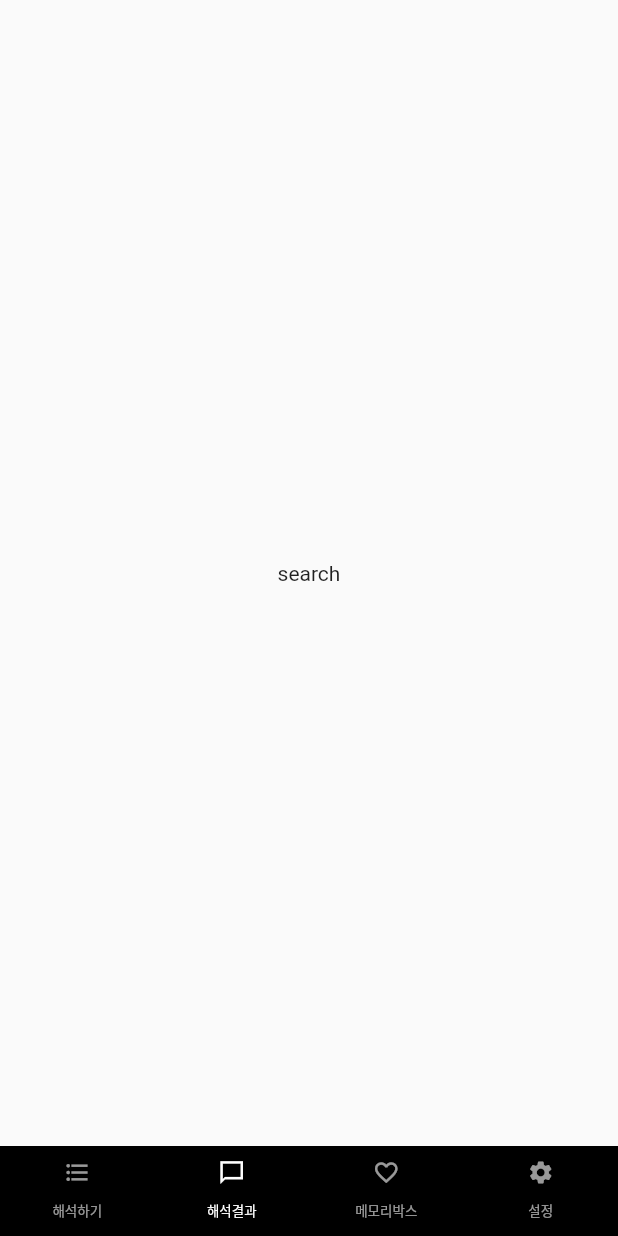
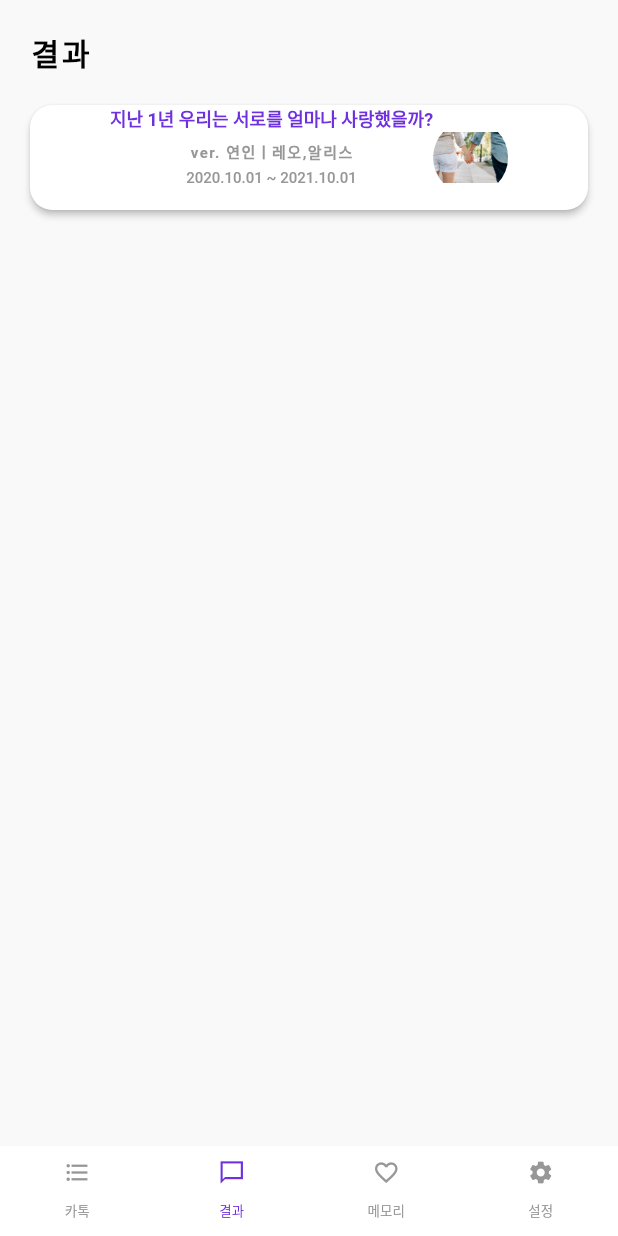
Before and after one commit to meannnj/katalkhae, a Flutter app: the screen it shows after launch, item 2 of the bottom bar chosen, on a phone screen of 412 x 824 dp. Run offline on Flutter 3.47's test engine with Material 2 defaults, Android fonts, the phone set to English and light mode, and no system bars; our stand-ins replace file_picker.

Commit message:
ui 변경

```diff
--- a/lib/main.dart
+++ b/lib/main.dart
@@ -6,6 +6,7 @@ import 'package:flutter/material.dart';
 import 'package:katalkhae/screens/main_screen.dart';
 import 'package:katalkhae/config/palette.dart';
 import 'package:katalkhae/screens/more_screen.dart';
+import 'package:katalkhae/screens/result_screen.dart';
 import 'package:katalkhae/widget/bottom_bar.dart';
 
 void main() => runApp(const MyApp());
@@ -30,9 +31,7 @@ class MyApp extends StatelessWidget {
             children: [
               const ItemScreen(),
               //HomeScreen(),
-              const Center(
-                child: Text('search'),
-              ),
+              const ResultScreen(),
               const Center(
                 child: Text('save'),
               ),
--- a/lib/screens/analyze_katalk_choice.dart
+++ b/lib/screens/analyze_katalk_choice.dart
@@ -7,62 +7,54 @@ import 'dart:developer';
 import 'dart:io';
 
 class ItemA extends StatelessWidget {
-  ItemA({Key? key}) : super(key: key);
+  const ItemA({Key? key}) : super(key: key);
 
-  //GlobalKey<ScaffoldState> _key = GlobalKey<ScaffoldState>();
-
-  /*Future<bool>_checkPermission() async {
-    var status = await Permission.storage.status;
-    return status == PermissionStatus.granted ? true : false;
-  }
-
-  Future<bool> _requestPermission() async {
-    Map<Permission, PermissionStatus> statues =await [Permission.storage].request();
-    return statues[Permission.storage] == PermissionStatus.granted ? true : false;
-  }*/
+  //const ScreenA({ Key? key }) : super(key: key);
 
   @override
   Widget build(BuildContext context) {
     return Scaffold(
-        //key: _key,
         appBar: AppBar(
-          title: const Text(
-            '카톡 해석하기',
+          title: const Text('카톡 해석하기',
             style: TextStyle(fontWeight: FontWeight.bold),
           ),
           elevation: 0.0,
           backgroundColor: Palette.backgroundColor,
         ),
         body: Padding(
-          padding: const EdgeInsets.only(top: 0, left: 20, right: 20),
+          padding: const EdgeInsets.only(top:0, left:20, right:20),
           child: Column(
             crossAxisAlignment: CrossAxisAlignment.start,
             children: <Widget>[
               const SizedBox(
                 height: 10.0,
               ),
-              const Text('해석할 카카오톡 대화를 선택해주세요.',
+              const Text(
+                  '해석할 카카오톡 대화를 선택해주세요.',
                   style: TextStyle(
                     color: Colors.black87,
                     fontSize: 20,
                     fontWeight: FontWeight.bold,
-                  )),
+                  )
+              ),
               const SizedBox(
                 height: 10.0,
               ),
-              OutlinedButton(
+              Container(
                 child: Padding(
                   padding: const EdgeInsets.all(10),
+                  child: ElevatedButton(
                     child: Column(
-                    crossAxisAlignment: CrossAxisAlignment.center,
-                    children: const <Widget>[
+                      crossAxisAlignment: CrossAxisAlignment.start,
+                      children: const <Widget> [
                         Text('김민제님과의 카톡 대화',
                             textAlign: TextAlign.left,
                             style: TextStyle(
                               color: Colors.black87,
                               fontSize: 18,
                               fontWeight: FontWeight.bold,
-                          )),
+                            )
+                        ),
                         SizedBox(
                           height: 5.0,
                         ),
@@ -71,10 +63,11 @@ class ItemA extends StatelessWidget {
                             style: TextStyle(
                               color: Colors.black87,
                               fontSize: 10,
-                          )),
+                            )
+                        ),
                       ],
                     ),
-                ),
+
                     onPressed: () async {
                       log('체크_1');
 
@@ -82,29 +75,57 @@ class ItemA extends StatelessWidget {
                       if(result == null) return;
 
                       final file = result.files.first;
-                  openFile(file);
+                      //1111
+                      //openFile(file);
+
+
                       //var result = await _requestPermission();
                       //log('result, $result');
                       //var dir = await getApplicationDocumentsDirectory();
                       //var file = await File('/storage/emulated/0/KakaoTalk/Chats/KakaoTalk_Chats_2021-11-01_20.43.20_-1107574475/KakaoTalkChats.txt').readAsString();
                       log('체크_2');
                     },
-                style: OutlinedButton.styleFrom(
+
+                    // onPressed: () {
+                    //   showDialog<String>(
+                    //     context: context,
+                    //     builder: (BuildContext context) => AlertDialog(
+                    //       title: const Text('AlertDialog'),
+                    //       content: const Text('완료 상태를 바꾸시겠습니까?'),
+                    //       actions: <Widget>[
+                    //         TextButton(
+                    //           onPressed: () => Navigator.of(context).pop(),
+                    //           child: const Text('No'),
+                    //         ),
+                    //         TextButton(
+                    //           onPressed: () {
+                    //             Navigator.of(context).pop();
+                    //           },
+                    //           child: const Text('Yes'),
+                    //         ),
+                    //       ],
+                    //     ),
+                    //   );
+                    // },
+                    style: ElevatedButton.styleFrom(
                       //primary: Colors.black,
-                  minimumSize: const Size(390, 40),
-                  backgroundColor: Colors.white,
+                      minimumSize: const Size(390,70),
+                      primary: Colors.white,
                       shape: RoundedRectangleBorder(
-                    borderRadius: BorderRadius.circular(10.0),
+                        borderRadius: BorderRadius.circular(15.0),
                         //side: BorderSide(color: Colors.red)
+                      ),
+                    ),
                   ),
                 ),
               )
             ],
           ),
-        ));
+        )
+    );
   }
-
-  void openFile
+//22222
+//void openFile
 
 /*Future<bool> checkIfPermissionGranted() async{
     Map<Permission, PermissionStatus> statuses = await [
--- a/lib/screens/main_screen.dart
+++ b/lib/screens/main_screen.dart
@@ -122,16 +122,30 @@ class _ItemScreenState extends State<ItemScreen> {
                                       ),
                                       child: const Text('카톡 해석하기')),
                                   const SizedBox(
-                                    height: 15.0,
+                                    height: 10.0,
                                   ),
                                 ]),
                           ),
                         ],
                       ),
                     ),
+
                     const SizedBox(
-                      height: 20.0,
+                      height: 15.0,
                     ),
+
+                    ElevatedButton(
+                      onPressed: (){},
+                      child: const Text('계속 업로드 예정입니다. :)'),
+                      style: ElevatedButton.styleFrom(
+                        minimumSize: const Size(390,50),
+                        primary: Colors.white, // background
+                        onPrimary: Palette.mainColor, //foreground
+                        shape: RoundedRectangleBorder(
+                            borderRadius: BorderRadius.circular(15.0)),
+                      ),
+                    )
+
                   ],
                 )
               ],
--- a/lib/screens/result_screen.dart
+++ b/lib/screens/result_screen.dart
@@ -0,0 +1,118 @@
+import 'package:flutter/cupertino.dart';
+import 'package:flutter/material.dart';
+import 'package:katalkhae/config/palette.dart';
+import 'analyze_katalk_choice.dart';
+
+class ResultScreen extends StatefulWidget {
+  const ResultScreen({Key? key}) : super(key: key);
+
+  @override
+  _ResultScreenState createState() => _ResultScreenState();
+}
+
+class _ResultScreenState extends State<ResultScreen> {
+
+  @override
+  Widget build(BuildContext context) {
+    return Scaffold(
+      backgroundColor: Palette.backgroundColor,//Colors.white,
+      body: SingleChildScrollView(
+        scrollDirection: Axis.vertical,
+        child: SafeArea(
+          child: Padding(
+            padding: const EdgeInsets.only(top:0, left:20, right:20),
+            child: Column(
+              crossAxisAlignment: CrossAxisAlignment.start,
+              children: [
+                const Padding(
+                  padding: EdgeInsets.only(top: 20.0, bottom: 20.0),
+                  child: Text(
+                    '결과',
+                    style: TextStyle(
+                      fontSize: 20,
+                      letterSpacing: 2.0,
+                      color: Colors.black, //Palette.mainColor,
+                      fontWeight: FontWeight.bold,
+                    ),
+                  ),
+                ),
+                Column(
+                  mainAxisAlignment: MainAxisAlignment.center,
+                  children: [
+
+                    ElevatedButton(
+                      onPressed: (){},
+                      child: Row(
+                          mainAxisAlignment: MainAxisAlignment.center,
+                          children:[
+                            Column(
+                                mainAxisAlignment: MainAxisAlignment.start,
+                                children: const [
+                                  Text('지난 1년 우리는 서로를 얼마나 사랑했을까?',
+                                    style: TextStyle(
+                                      color: Palette.mainColor,
+                                      fontSize: 12.0,
+                                      fontWeight: FontWeight.bold,
+                                    ),
+                                  ),
+                                  SizedBox(
+                                    height: 5.0,
+                                  ),
+                                  Text('ver. 연인ㅣ레오,알리스',
+                                    style: TextStyle(
+                                      letterSpacing: 1.0,
+                                      fontSize: 10,
+                                      color: Palette.disableColor,
+                                      fontWeight: FontWeight.bold,
+                                    ),
+                                  ),
+                                  SizedBox(
+                                    height: 5.0,
+                                  ),
+                                  Text('2020.10.01 ~ 2021.10.01',
+                                    style: TextStyle(
+                                      //letterSpacing: 1.0,
+                                      fontSize: 10,
+                                      color: Palette.disableColor,
+                                    ),
+                                  ),
+                                  SizedBox(
+                                    height: 15.0,
+                                  ),
+                                ]
+                            ),
+
+
+                            ClipRRect(
+                              borderRadius: BorderRadius.circular(50),
+                              child: Image.asset(
+                                'images/item1.png',
+                                height: 50,
+                                width: 50,
+                                //fit: BoxFit.fill,
+                              ),
+                            ),
+
+                          ]
+                      ),
+
+                      style: ElevatedButton.styleFrom(
+                        minimumSize: const Size(390,50),
+                        primary: Colors.white, // background
+                        //onPrimary: Palette.mainColor, //foreground
+                        shape: RoundedRectangleBorder(
+                            borderRadius: BorderRadius.circular(15.0)),
+                      ),
+                    ),
+
+
+                  ],
+                )
+              ],
+            ),
+          ),
+        ),
+      ),
+    );
+  }
+}
--- a/lib/widget/bottom_bar.dart
+++ b/lib/widget/bottom_bar.dart
@@ -1,4 +1,5 @@
 import 'package:flutter/material.dart';
+import 'package:katalkhae/config/palette.dart';
 
 class Bottom extends StatelessWidget {
   const Bottom({Key? key}) : super(key: key);
@@ -6,40 +7,56 @@ class Bottom extends StatelessWidget {
   @override
   Widget build(BuildContext context) {
     return Container(
-      color: Colors.black,
+      color: Colors.white,
       child: Container(
         height: 60,
         child: const TabBar(
-          labelColor: Colors.white,
-          unselectedLabelColor: Colors.white60,
+          labelColor: Palette.mainColor,
+          unselectedLabelColor: Palette.disableColor,
           indicatorColor: Colors.transparent,
           tabs: [
             Tab(
-              icon: Icon(Icons.format_list_bulleted_sharp, size: 18),
+              icon: Icon(
+                  Icons.format_list_bulleted_sharp,
+                  size: 18),
               child: Text(
-                '해석하기',
-                style: TextStyle(fontSize: 9),
+                '카톡',
+                style: TextStyle(
+                    fontSize: 9
+                ),
               ),
             ),
             Tab(
-              icon: Icon(Icons.messenger_outline_sharp, size: 18),
+              icon: Icon(
+                  Icons.messenger_outline_sharp,
+                  size: 18),
               child: Text(
-                '해석결과',
-                style: TextStyle(fontSize: 9),
+                '결과',
+                style: TextStyle(
+                    fontSize: 9
+                ),
               ),
             ),
             Tab(
-              icon: Icon(Icons.favorite_border_sharp, size: 18),
+              icon: Icon(
+                  Icons.favorite_border_sharp,
+                  size: 18),
               child: Text(
-                '메모리박스',
-                style: TextStyle(fontSize: 9),
+                '메모리',
+                style: TextStyle(
+                    fontSize: 9
+                ),
               ),
             ),
             Tab(
-              icon: Icon(Icons.settings, size: 18),
+              icon: Icon(
+                  Icons.settings,
+                  size: 18),
               child: Text(
                 '설정',
-                style: TextStyle(fontSize: 9),
+                style: TextStyle(
+                    fontSize: 9
+                ),
               ),
             ),
           ],
```
Lines whose indentation alone changed are shown as unchanged.
